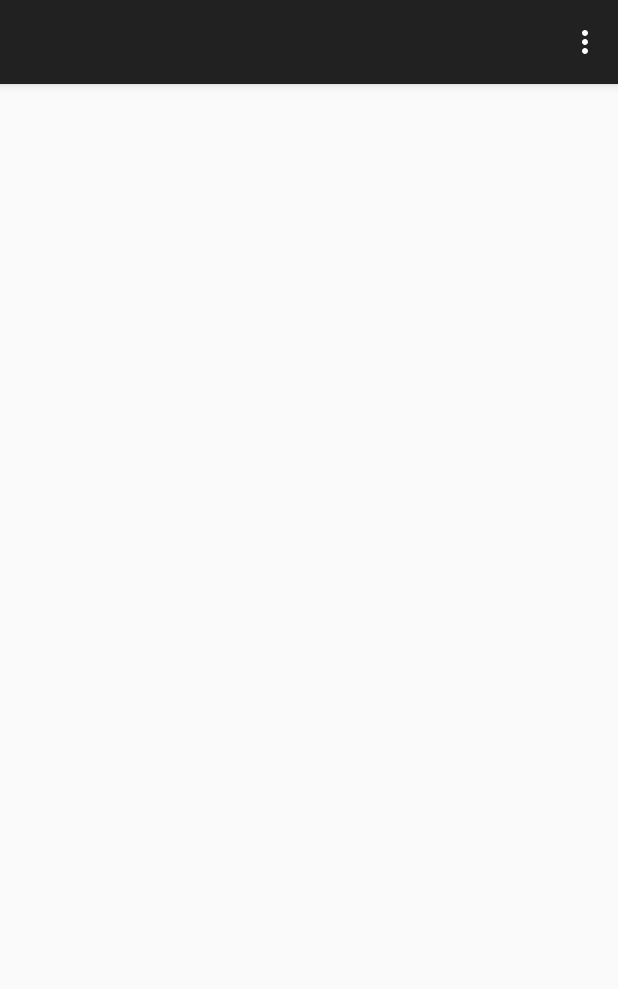
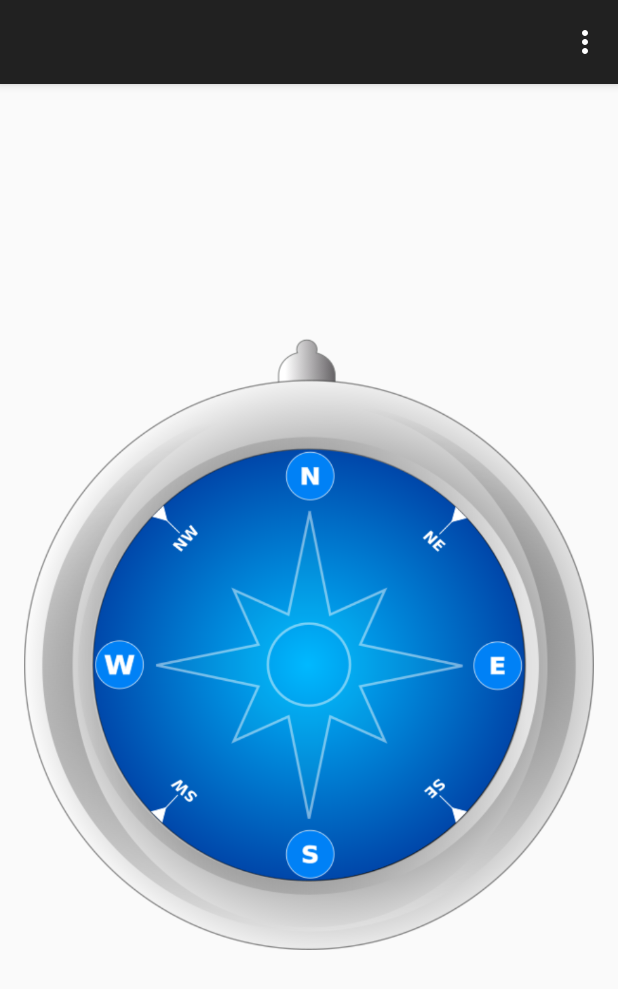
Before and after one commit to michaeltencheck/practice, an Android app: the screen it shows after launch (MainActivity), on a phone screen of 412 x 824 dp. Shown: the top 989 px of the screen. Run offline under Robolectric (Android 15) with nearby library versions, the phone set to English and light mode, and no system bars.

Commit message:
input compass and arrow pic
input compass and arrow pic

```diff
--- a/Compass/app/build.gradle
+++ b/Compass/app/build.gradle
@@ -22,4 +22,5 @@ android {
 dependencies {
     compile fileTree(dir: 'libs', include: ['*.jar'])
     compile 'com.android.support:appcompat-v7:22.1.1'
+    compile files('libs/svg-android-2.0.1.jar')
 }
--- a/Compass/app/src/main/java/com/example/test/compass/MainActivity.java
+++ b/Compass/app/src/main/java/com/example/test/compass/MainActivity.java
@@ -1,5 +1,6 @@
 package com.example.test.compass;
 
+import android.graphics.Color;
 import android.hardware.Sensor;
 import android.hardware.SensorEvent;
 import android.hardware.SensorEventListener;
@@ -11,6 +12,10 @@ import android.view.Menu;
 import android.view.MenuItem;
 import android.view.Window;
 import android.widget.ImageView;
+
+import com.larvalabs.svgandroid.SVG;
+import com.larvalabs.svgandroid.SVGBuilder;
+import com.larvalabs.svgandroid.SVGParser;
 
 public class MainActivity extends AppCompatActivity {
     private ImageView imageView;
@@ -42,9 +47,17 @@ public class MainActivity extends AppCompatActivity {
     protected void onCreate(Bundle savedInstanceState) {
         requestWindowFeature(Window.FEATURE_NO_TITLE);
         super.onCreate(savedInstanceState);
+
+        /*ImageView imageView = new ImageView(this);
+        imageView.setBackgroundColor(Color.WHITE);
+        SVGBuilder svgBuilder = new SVGBuilder();
+        svgBuilder.readFromResource(getResources(), R.drawable.compass);
+        SVG svg = svgBuilder.build();
+        imageView.setImageDrawable(svg.getDrawable());*/
+
         setContentView(R.layout.activity_main);
 
-        imageView = (ImageView) findViewById(R.id.compass_imageView);
+//        imageView = (ImageView) findViewById(R.id.compass_imageView);
         sensorManager = (SensorManager) getSystemService(SENSOR_SERVICE);
 
         Sensor sensorAcc = sensorManager.getDefaultSensor(Sensor.TYPE_ACCELEROMETER);
@@ -64,6 +77,12 @@ public class MainActivity extends AppCompatActivity {
     }
 
     @Override
+    protected void onDestroy() {
+        super.onDestroy();
+        sensorManager.unregisterListener(sensorEventListener);
+    }
+
+    @Override
     public boolean onOptionsItemSelected(MenuItem item) {
         // Handle action bar item clicks here. The action bar will
         // automatically handle clicks on the Home/Up button, so long
--- a/Compass/app/src/main/res/layout/activity_main.xml
+++ b/Compass/app/src/main/res/layout/activity_main.xml
@@ -8,6 +8,7 @@
     <ImageView
         android:id="@+id/compass_imageView"
         android:layout_width="match_parent"
-        android:layout_height="wrap_content" />
+        android:layout_height="wrap_content"
+        android:src="@drawable/compasspng" />
 
 </RelativeLayout>
```
Also changed, not shown: Compass/app/libs/svg-android-2.0.1.jar (added), Compass/app/src/main/res/drawable/arrow.png (added), Compass/app/src/main/res/drawable/compass.svg (added), Compass/app/src/main/res/drawable/compasspng.png (added).
